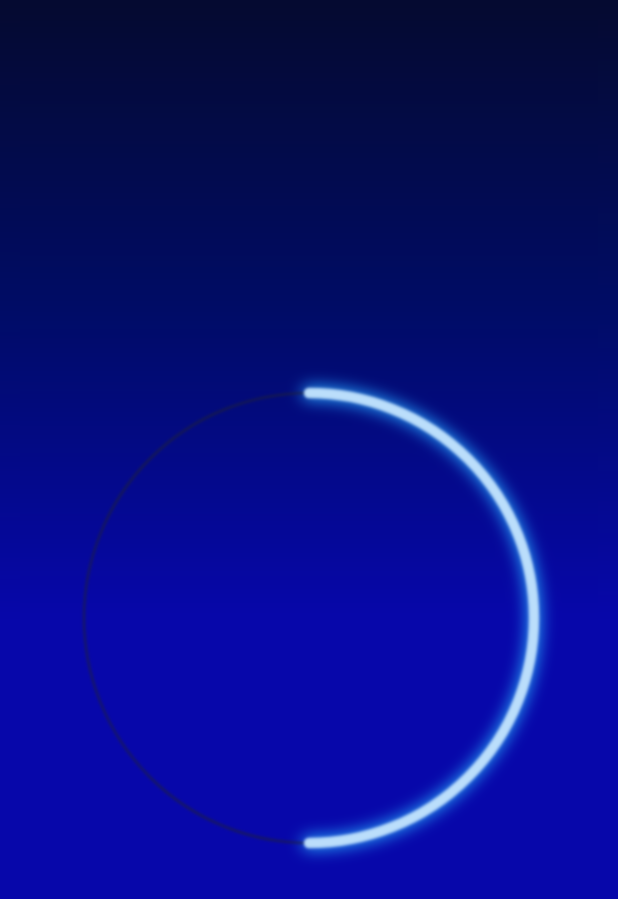
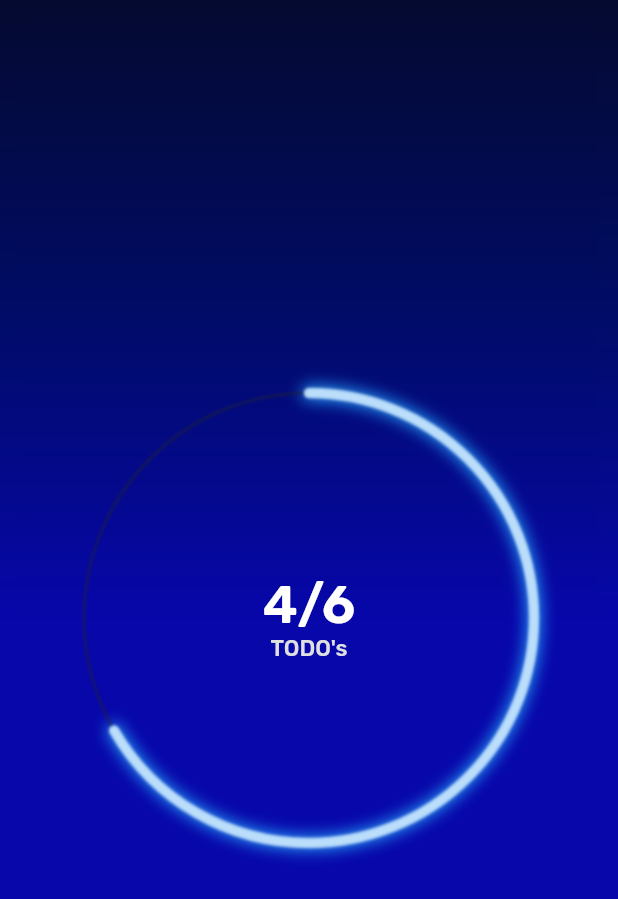
Before and after one commit to the-lightstack/GlowingProgressIndicator, a Flutter app: the screen it shows after launch, on a phone screen of 412 x 824 dp. Shown: the top 899 px of the screen. Run offline on Flutter 3.47's test engine with Material 2 defaults, Android fonts, the phone set to English and light mode, and no system bars; our stand-ins replace google_fonts.

Commit message:
4: Add some UI example text

```diff
--- a/lib/glowing_progress_indicator.dart
+++ b/lib/glowing_progress_indicator.dart
@@ -4,8 +4,10 @@ import 'dart:ui';
 import 'package:flutter/material.dart';
 
 class GlowingProgressIndicator extends StatelessWidget {
-  const GlowingProgressIndicator({super.key, required this.progress});
+  const GlowingProgressIndicator(
+      {super.key, required this.progress, this.child});
   final double progress;
+  final Widget? child;
 
   @override
   Widget build(BuildContext context) {
@@ -32,6 +34,7 @@ class GlowingProgressIndicator extends StatelessWidget {
               BackdropFilter(
                   filter: ImageFilter.blur(sigmaX: 1, sigmaY: 1),
                   child: Container(color: Colors.black.withOpacity(0))),
+              Center(child: child ?? Container())
             ],
           ),
         ],
--- a/lib/main.dart
+++ b/lib/main.dart
@@ -1,5 +1,6 @@
 import 'package:flutter/material.dart';
 import 'package:glowing_indicator/glowing_progress_indicator.dart';
+import 'package:google_fonts/google_fonts.dart';
 
 void main() {
   runApp(const MainApp());
@@ -19,8 +20,28 @@ class MainApp extends StatelessWidget {
             Color(0xff000c66),
             Color.fromARGB(255, 7, 7, 170),
           ], begin: Alignment.topRight)),
-          child: const Center(
-            child: GlowingProgressIndicator(progress: .5),
+          child: Center(
+            child: GlowingProgressIndicator(
+                progress: 4 / 6,
+                child: Center(
+                  child: Column(
+                    mainAxisAlignment: MainAxisAlignment.center,
+                    children: [
+                      Text("4/6",
+                          style: GoogleFonts.rubik(
+                              textStyle: const TextStyle(
+                                  fontSize: 35,
+                                  color: Colors.white,
+                                  fontWeight: FontWeight.w600))),
+                      Text("TODO's",
+                          style: GoogleFonts.rubik(
+                              textStyle: TextStyle(
+                                  fontSize: 15,
+                                  color: Colors.grey.shade300,
+                                  fontWeight: FontWeight.w500)))
+                    ],
+                  ),
+                )),
           ),
         ),
       ),
--- a/pubspec.yaml
+++ b/pubspec.yaml
@@ -9,6 +9,7 @@ environment:
 dependencies:
   flutter:
     sdk: flutter
+  google_fonts: ^5.1.0
 
 dev_dependencies:
   flutter_test:
```
Also changed, not shown: pubspec.lock, 1 other file.
